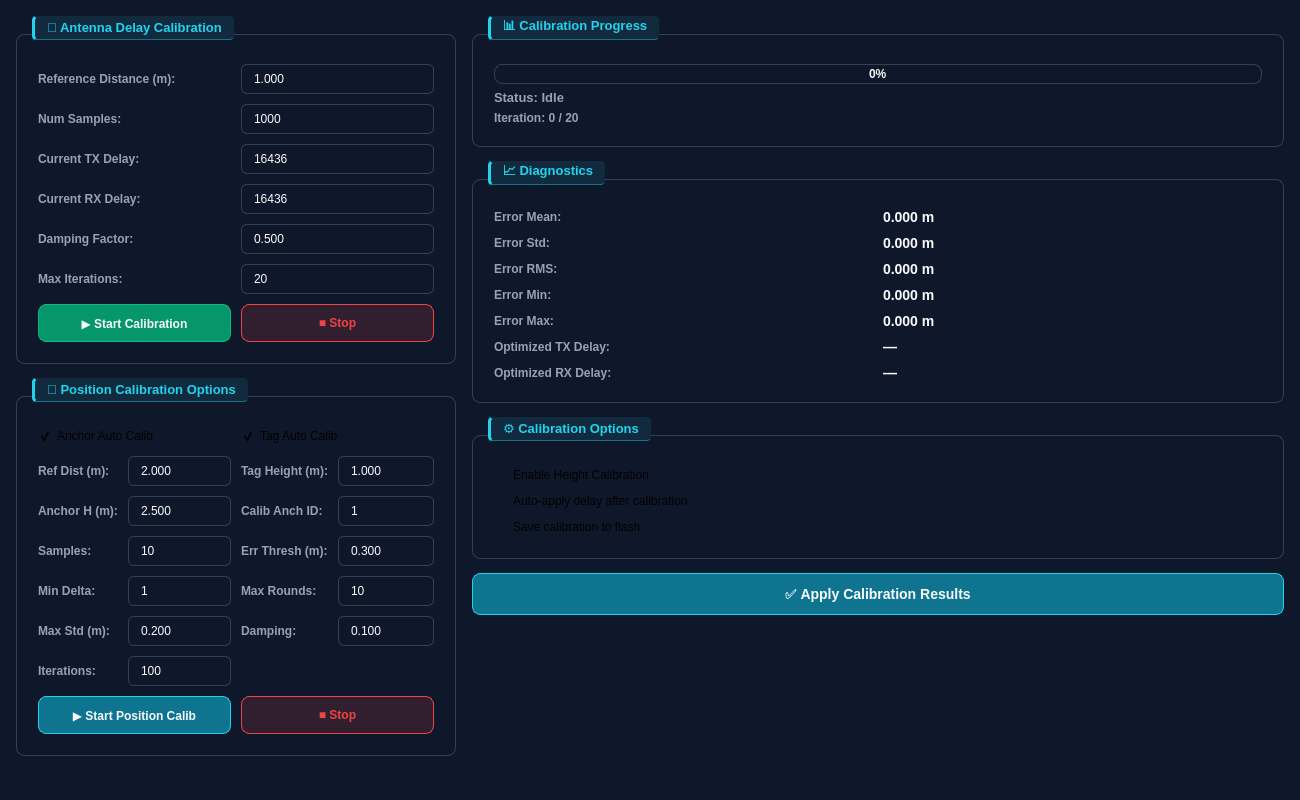
Old version of the form software/uwb_rtls_studio/views/ui/calibration_tab.ui in the repository phuongmt08/uwb-rtls.
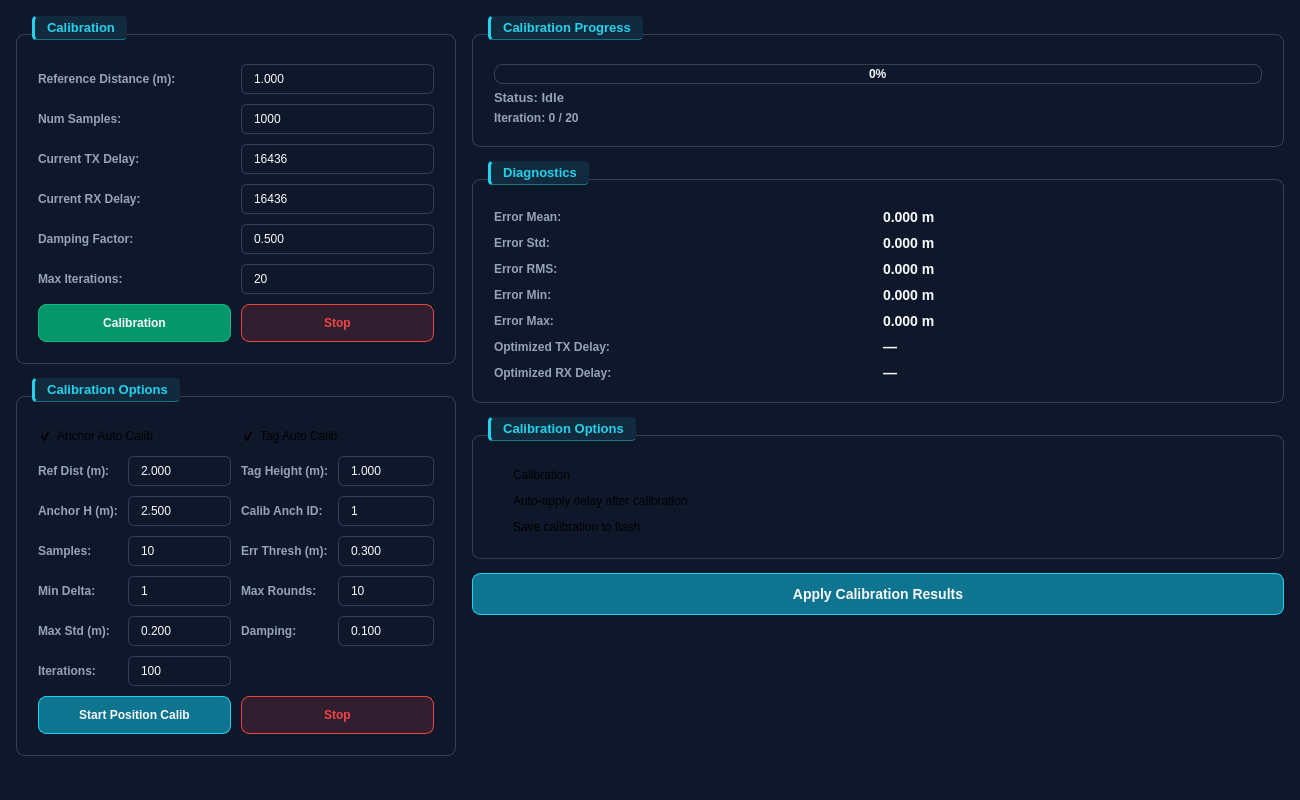
New version of the form. Icons and pictures are not drawn.

What changed in the file:
```diff
--- a/software/uwb_rtls_studio/views/ui/calibration_tab.ui
+++ b/software/uwb_rtls_studio/views/ui/calibration_tab.ui
@@ -125,7 +125,7 @@
          <property name="spacing"><number>14</number></property>
          <item>
           <widget class="QGroupBox" name="delay_group">
-           <property name="title"><string>🔧 Antenna Delay Calibration</string></property>
+           <property name="title"><string>Calibration</string></property>
            <layout class="QGridLayout" name="delay_grid">
             <property name="spacing"><number>10</number></property>
             <item row="0" column="0"><widget class="QLabel" name="lbl_ref_dist"><property name="styleSheet"><string notr="true">color: #94A3B8; font-weight: bold;</string></property><property name="text"><string>Reference Distance (m):</string></property></widget></item>
@@ -147,7 +147,7 @@
                 <property name="minimumSize"><size><width>0</width><height>38</height></size></property>
                 <property name="styleSheet"><string notr="true">QPushButton { background: #059669; color: #F8FAFC; border: 1px solid #10B981; border-radius: 8px; font-weight: bold; }
 QPushButton:hover { background: #10B981; }</string></property>
-                <property name="text"><string>▶ Start Calibration</string></property>
+                <property name="text"><string>Calibration</string></property>
                </widget>
               </item>
               <item>
@@ -155,7 +155,7 @@
                 <property name="minimumSize"><size><width>0</width><height>38</height></size></property>
                 <property name="styleSheet"><string notr="true">QPushButton { background: rgba(239,68,68,0.15); color: #EF4444; border: 1px solid #EF4444; border-radius: 8px; font-weight: bold; }
 QPushButton:hover { background: #EF4444; color: #F8FAFC; }</string></property>
-                <property name="text"><string>■ Stop</string></property>
+                <property name="text"><string>Stop</string></property>
                </widget>
               </item>
              </layout>
@@ -166,7 +166,7 @@
          <item>
           <widget class="QGroupBox" name="pos_calib_group">
            <property name="title">
-            <string>🔧 Position Calibration Options</string>
+            <string>Calibration Options</string>
            </property>
            <layout class="QGridLayout" name="pos_calib_layout">
             <property name="spacing"><number>10</number></property>
@@ -359,7 +359,7 @@
 QPushButton:hover { background: #22D3EE; color: #0F172A; }</string>
                  </property>
                  <property name="text">
-                  <string>▶ Start Position Calib</string>
+                  <string>Start Position Calib</string>
                  </property>
                 </widget>
                </item>
@@ -376,7 +376,7 @@
 QPushButton:hover { background: #EF4444; color: #F8FAFC; }</string>
                  </property>
                  <property name="text">
-                  <string>■ Stop</string>
+                  <string>Stop</string>
                  </property>
                 </widget>
                </item>
@@ -400,7 +400,7 @@
          <!-- Progress -->
          <item>
           <widget class="QGroupBox" name="prog_group">
-           <property name="title"><string>📊 Calibration Progress</string></property>
+           <property name="title"><string>Calibration Progress</string></property>
            <layout class="QVBoxLayout" name="prog_layout">
             <item>
              <widget class="QProgressBar" name="calib_progress">
@@ -427,7 +427,7 @@
          <!-- Diagnostics -->
          <item>
           <widget class="QGroupBox" name="diag_group">
-           <property name="title"><string>📈 Diagnostics</string></property>
+           <property name="title"><string>Diagnostics</string></property>
            <layout class="QGridLayout" name="diag_grid">
             <property name="spacing"><number>10</number></property>
             <item row="0" column="0"><widget class="QLabel" name="lbl_err_mean"><property name="text"><string>Error Mean:</string></property><property name="styleSheet"><string notr="true">color: #94A3B8; font-weight: bold;</string></property></widget></item>
@@ -450,9 +450,9 @@
          <!-- Calibration Options -->
          <item>
           <widget class="QGroupBox" name="opts_group">
-           <property name="title"><string>⚙ Calibration Options</string></property>
+           <property name="title"><string>Calibration Options</string></property>
            <layout class="QVBoxLayout" name="opts_layout">
-            <item><widget class="QCheckBox" name="chk_height"><property name="text"><string>Enable Height Calibration</string></property></widget></item>
+            <item><widget class="QCheckBox" name="chk_height"><property name="text"><string>Calibration</string></property></widget></item>
             <item><widget class="QCheckBox" name="chk_auto_apply"><property name="text"><string>Auto-apply delay after calibration</string></property></widget></item>
             <item><widget class="QCheckBox" name="chk_save_flash"><property name="text"><string>Save calibration to flash</string></property></widget></item>
            </layout>
@@ -463,7 +463,7 @@
            <property name="minimumSize"><size><width>0</width><height>42</height></size></property>
            <property name="styleSheet"><string notr="true">QPushButton { background: #0E7490; color: #F8FAFC; border: 1px solid #22D3EE; border-radius: 8px; font-weight: bold; font-size: 14px; }
 QPushButton:hover { background: #22D3EE; color: #0F172A; }</string></property>
-           <property name="text"><string>✅ Apply Calibration Results</string></property>
+           <property name="text"><string>Apply Calibration Results</string></property>
           </widget>
          </item>
          <item>
```
